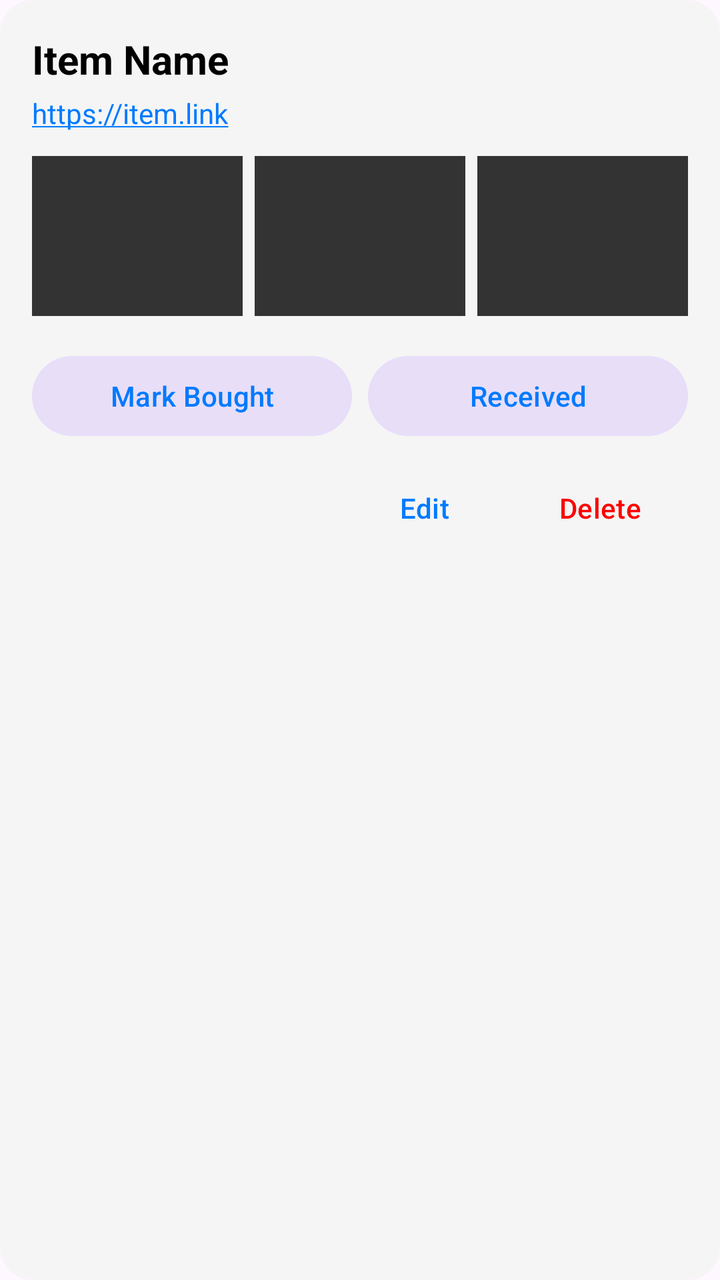
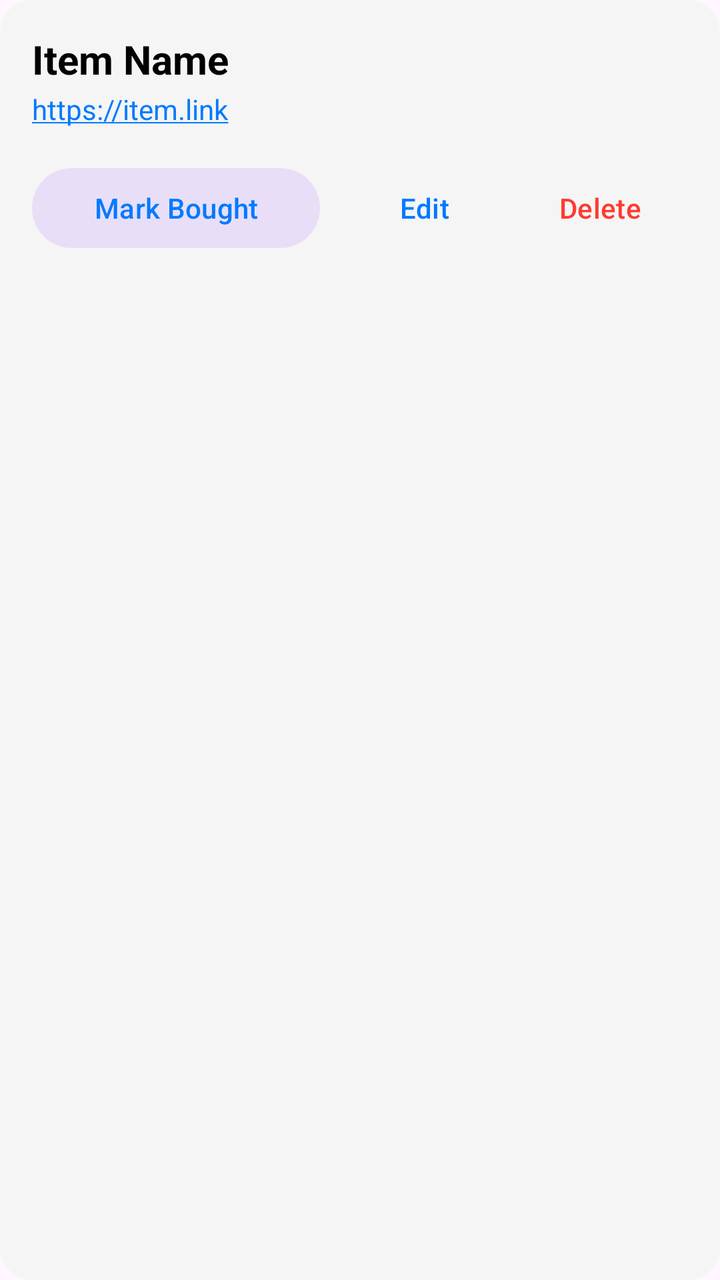

The first picture is an Android layout as it rendered before a commit; the second is the same layout after the commit. The layout source and the unified diff follow.
<!-- AndroidManifest.xml: application theme Theme.ProjectCecily -->
<!-- res/layout/item_wishlist.xml -->
<?xml version="1.0" encoding="utf-8"?>
<com.google.android.material.card.MaterialCardView xmlns:android="http://schemas.android.com/apk/res/android"
    xmlns:app="http://schemas.android.com/apk/res-auto"
    android:id="@+id/wishlistCard"
    android:layout_width="match_parent"
    android:layout_height="wrap_content"
    android:layout_margin="8dp"
    app:cardBackgroundColor="@color/card_background"
    app:cardCornerRadius="16dp"
    app:strokeWidth="0dp">

    <LinearLayout
        android:layout_width="match_parent"
        android:layout_height="wrap_content"
        android:orientation="vertical"
        android:padding="16dp">

        <TextView
            android:id="@+id/tvItemName"
            android:layout_width="wrap_content"
            android:layout_height="wrap_content"
            android:text="Item Name"
            android:textColor="@color/text_primary"
            android:textSize="20sp"
            android:textStyle="bold" />

        <TextView
            android:id="@+id/tvItemLink"
            android:layout_width="wrap_content"
            android:layout_height="wrap_content"
            android:layout_marginTop="4dp"
            android:autoLink="web"
            android:text="https://item.link"
            android:textColor="@color/nav_selected"
            android:textSize="14sp" />

        
        <LinearLayout
            android:layout_width="match_parent"
            android:layout_height="80dp"
            android:layout_marginTop="12dp"
            android:orientation="horizontal">

            <ImageView
                android:id="@+id/iv1"
                android:layout_width="0dp"
                android:layout_height="match_parent"
                android:layout_marginEnd="4dp"
                android:layout_weight="1"
                android:background="#333333"
                android:scaleType="centerCrop" />

            <ImageView
                android:id="@+id/iv2"
                android:layout_width="0dp"
                android:layout_height="match_parent"
                android:layout_marginHorizontal="2dp"
                android:layout_weight="1"
                android:background="#333333"
                android:scaleType="centerCrop" />

            <ImageView
                android:id="@+id/iv3"
                android:layout_width="0dp"
                android:layout_height="match_parent"
                android:layout_marginStart="4dp"
                android:layout_weight="1"
                android:background="#333333"
                android:scaleType="centerCrop" />
        </LinearLayout>

        <LinearLayout
            android:layout_width="match_parent"
            android:layout_height="wrap_content"
            android:layout_marginTop="16dp"
            android:orientation="horizontal">

            <Button
                android:id="@+id/btnMarkBought"
                style="@style/Widget.Material3.Button.TonalButton"
                android:layout_width="0dp"
                android:layout_height="wrap_content"
                android:layout_marginEnd="8dp"
                android:layout_weight="1"
                android:text="Mark Bought" />

            <Button
                android:id="@+id/btnMarkReceived"
                style="@style/Widget.Material3.Button.TonalButton"
                android:layout_width="0dp"
                android:layout_height="wrap_content"
                android:layout_weight="1"
                android:text="Received" />
        </LinearLayout>

        <LinearLayout
            android:layout_width="match_parent"
            android:layout_height="wrap_content"
            android:layout_marginTop="8dp"
            android:gravity="end"
            android:orientation="horizontal">

            <Button
                android:id="@+id/btnEdit"
                style="@style/Widget.Material3.Button.TextButton"
                android:layout_width="wrap_content"
                android:layout_height="wrap_content"
                android:text="Edit" />

            <Button
                android:id="@+id/btnDelete"
                style="@style/Widget.Material3.Button.TextButton"
                android:layout_width="wrap_content"
                android:layout_height="wrap_content"
                android:text="Delete"
                android:textColor="#FF0000" />
        </LinearLayout>

    </LinearLayout>
</com.google.android.material.card.MaterialCardView>
<!-- resources referenced by this layout -->
<resources>
  <color name="card_background">#F5F5F5</color>
  <color name="nav_selected">#007AFF</color>
  <color name="text_primary">#000000</color>
  <style name="Theme.ProjectCecily" parent="Base.Theme.ProjectCecily" />
  <style name="Base.Theme.ProjectCecily" parent="Theme.Material3.DayNight.NoActionBar">
          
          <item name="colorPrimary">@color/nav_selected</item>
          <item name="windowActionBar">false</item>
          <item name="windowNoTitle">true</item>
  
          
          <item name="colorOnSecondaryContainer">@color/nav_selected</item>
      </style>
</resources>

<!-- the commit's change to res/layout/item_wishlist.xml (unified diff, before → after) -->
@@ -4,7 +4,8 @@
     android:id="@+id/wishlistCard"
     android:layout_width="match_parent"
     android:layout_height="wrap_content"
-    android:layout_margin="8dp"
+    android:layout_marginHorizontal="8dp"
+    android:layout_marginVertical="6dp"
     app:cardBackgroundColor="@color/card_background"
     app:cardCornerRadius="16dp"
     app:strokeWidth="0dp">
@@ -28,51 +29,112 @@
             android:id="@+id/tvItemLink"
             android:layout_width="wrap_content"
             android:layout_height="wrap_content"
-            android:layout_marginTop="4dp"
+            android:layout_marginTop="2dp"
             android:autoLink="web"
             android:text="https://item.link"
             android:textColor="@color/nav_selected"
             android:textSize="14sp" />
 
         
+        <FrameLayout
+            android:id="@+id/layoutSoloContainer"
+            android:layout_width="match_parent"
+            android:layout_height="wrap_content"
+            android:layout_marginTop="12dp"
+            android:visibility="gone">
+
+            <com.google.android.material.card.MaterialCardView
+                android:layout_width="180dp"
+                android:layout_height="180dp"
+                android:layout_gravity="center_horizontal"
+                app:cardCornerRadius="12dp"
+                app:strokeWidth="0dp">
+
+                <ImageView
+                    android:id="@+id/ivSoloImage"
+                    android:layout_width="match_parent"
+                    android:layout_height="match_parent"
+                    android:scaleType="centerCrop" />
+            </com.google.android.material.card.MaterialCardView>
+        </FrameLayout>
+
+        
         <LinearLayout
+            android:id="@+id/layoutCollageContainer"
             android:layout_width="match_parent"
-            android:layout_height="80dp"
+            android:layout_height="180dp"
             android:layout_marginTop="12dp"
-            android:orientation="horizontal">
+            android:orientation="horizontal"
+            android:visibility="gone">
 
-            <ImageView
-                android:id="@+id/iv1"
+            
+            <com.google.android.material.card.MaterialCardView
+                android:id="@+id/cardHeroImage"
                 android:layout_width="0dp"
                 android:layout_height="match_parent"
                 android:layout_marginEnd="4dp"
-                android:layout_weight="1"
-                android:background="#333333"
-                android:scaleType="centerCrop" />
+                android:layout_weight="1.4"
+                app:cardCornerRadius="12dp"
+                app:strokeWidth="0dp">
 
-            <ImageView
-                android:id="@+id/iv2"
+                <ImageView
+                    android:id="@+id/ivHeroImage"
+                    android:layout_width="match_parent"
+                    android:layout_height="match_parent"
+                    android:scaleType="centerCrop" />
+            </com.google.android.material.card.MaterialCardView>
+
+            
+            <LinearLayout
+                android:id="@+id/layoutSideImages"
                 android:layout_width="0dp"
                 android:layout_height="match_parent"
-                android:layout_marginHorizontal="2dp"
                 android:layout_weight="1"
-                android:background="#333333"
-                android:scaleType="centerCrop" />
+                android:orientation="vertical">
 
-            <ImageView
-                android:id="@+id/iv3"
-                android:layout_width="0dp"
-                android:layout_height="match_parent"
-                android:layout_marginStart="4dp"
-                android:layout_weight="1"
-                android:background="#333333"
-                android:scaleType="centerCrop" />
+                
+                <com.google.android.material.card.MaterialCardView
+                    android:id="@+id/cardSideTop"
+                    android:layout_width="match_parent"
+                    android:layout_height="0dp"
+                    android:layout_marginBottom="2dp"
+                    android:layout_weight="1"
+                    app:cardCornerRadius="8dp"
+                    app:strokeWidth="0dp">
+
+                    <ImageView
+                        android:id="@+id/ivSideTop"
+                        android:layout_width="match_parent"
+                        android:layout_height="match_parent"
+                        android:scaleType="centerCrop" />
+                </com.google.android.material.card.MaterialCardView>
+
+                
+                <com.google.android.material.card.MaterialCardView
+                    android:id="@+id/cardSideBottom"
+                    android:layout_width="match_parent"
+                    android:layout_height="0dp"
+                    android:layout_marginTop="2dp"
+                    android:layout_weight="1"
+                    app:cardCornerRadius="8dp"
+                    app:strokeWidth="0dp">
+
+                    <ImageView
+                        android:id="@+id/ivSideBottom"
+                        android:layout_width="match_parent"
+                        android:layout_height="match_parent"
+                        android:scaleType="centerCrop" />
+                </com.google.android.material.card.MaterialCardView>
+
+            </LinearLayout>
         </LinearLayout>
 
+        
         <LinearLayout
             android:layout_width="match_parent"
             android:layout_height="wrap_content"
             android:layout_marginTop="16dp"
+            android:gravity="center_vertical"
             android:orientation="horizontal">
 
             <Button
@@ -80,31 +142,15 @@
                 style="@style/Widget.Material3.Button.TonalButton"
                 android:layout_width="0dp"
                 android:layout_height="wrap_content"
-                android:layout_marginEnd="8dp"
                 android:layout_weight="1"
                 android:text="Mark Bought" />
-
-            <Button
-                android:id="@+id/btnMarkReceived"
-                style="@style/Widget.Material3.Button.TonalButton"
-                android:layout_width="0dp"
-                android:layout_height="wrap_content"
-                android:layout_weight="1"
-                android:text="Received" />
-        </LinearLayout>
-
-        <LinearLayout
-            android:layout_width="match_parent"
-            android:layout_height="wrap_content"
-            android:layout_marginTop="8dp"
-            android:gravity="end"
-            android:orientation="horizontal">
 
             <Button
                 android:id="@+id/btnEdit"
                 style="@style/Widget.Material3.Button.TextButton"
                 android:layout_width="wrap_content"
                 android:layout_height="wrap_content"
+                android:layout_marginStart="8dp"
                 android:text="Edit" />
 
             <Button
@@ -113,7 +159,7 @@
                 android:layout_width="wrap_content"
                 android:layout_height="wrap_content"
                 android:text="Delete"
-                android:textColor="#FF0000" />
+                android:textColor="#FF3B30" />
         </LinearLayout>
 
     </LinearLayout>
